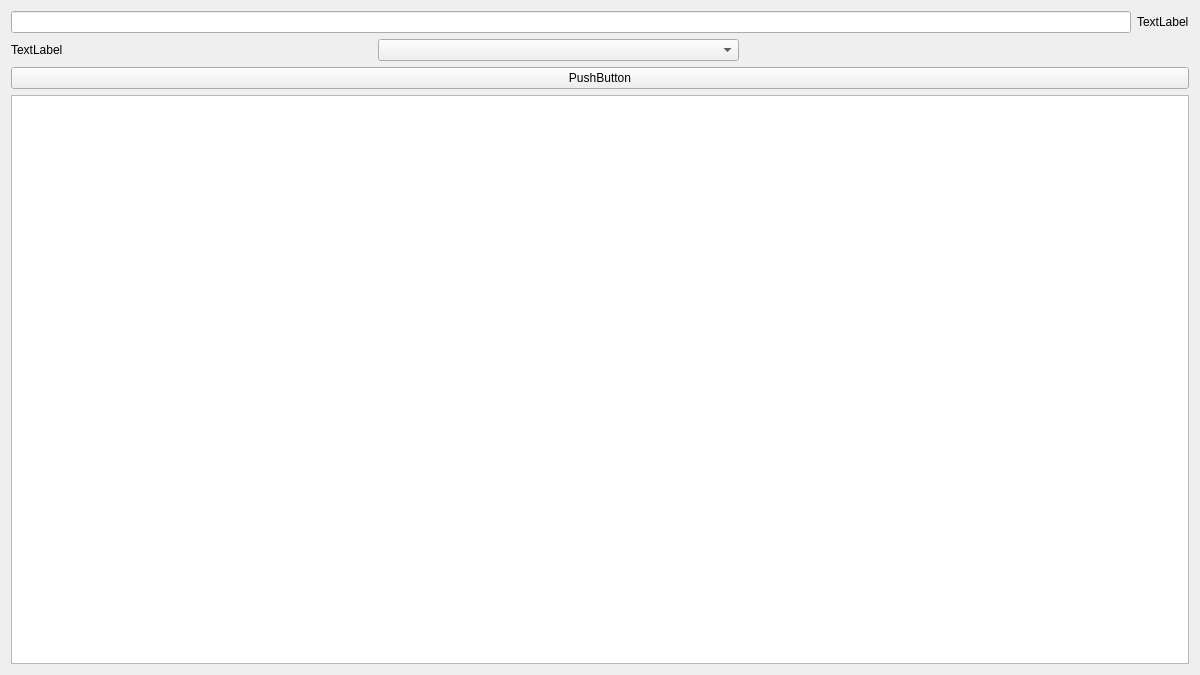
This is src/gui/categories/categories_widget.ui in nqthinh2512/oop-8-project as Qt 5 draws it before an edit. The edited form follows.
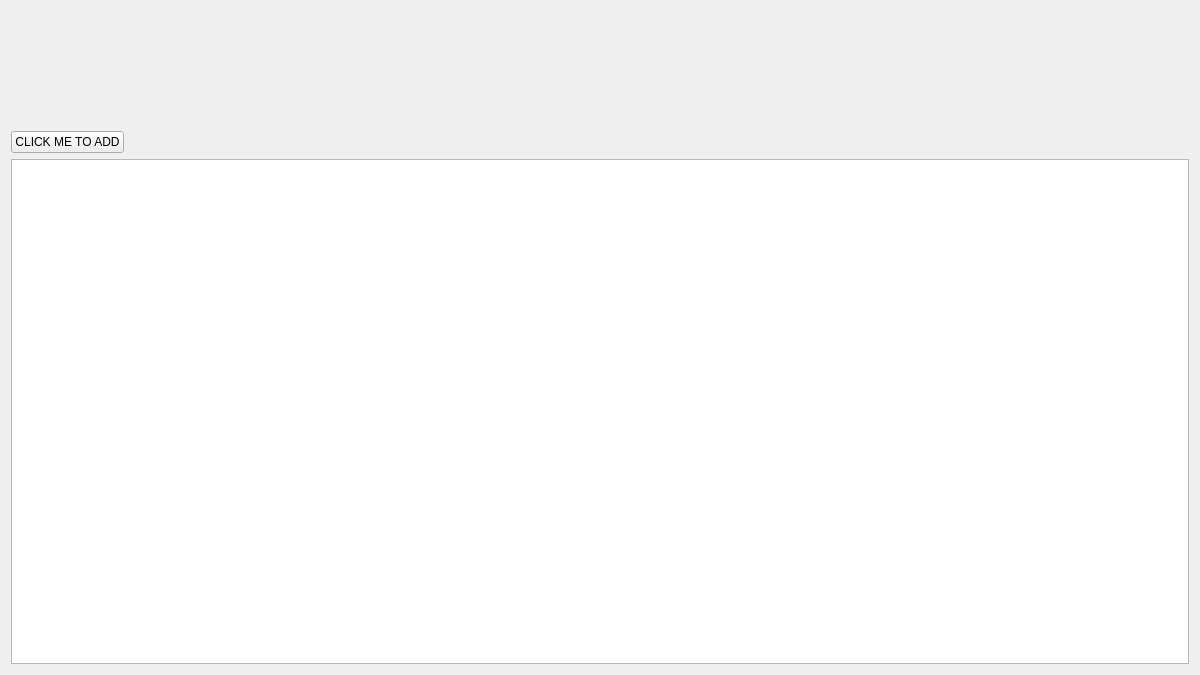
This is the edited form.

Commit message: Category now has list and adding feature

The edit to the form file:
```diff
--- a/src/gui/categories/categories_widget.ui
+++ b/src/gui/categories/categories_widget.ui
@@ -15,67 +15,30 @@
   </property>
   <layout class="QVBoxLayout" name="verticalLayout">
    <item>
-    <layout class="QHBoxLayout" name="horizontalLayout">
-     <item>
-      <widget class="QLineEdit" name="txtCategoryName">
-       <property name="font">
-        <font>
-         <pointsize>9</pointsize>
-        </font>
-       </property>
-       <property name="text">
-        <string/>
-       </property>
-      </widget>
-     </item>
-     <item>
-      <widget class="QLabel" name="label">
-       <property name="text">
-        <string>TextLabel</string>
-       </property>
-      </widget>
-     </item>
-    </layout>
-   </item>
-   <item>
-    <layout class="QHBoxLayout" name="horizontalLayout_2">
-     <item>
-      <widget class="QLabel" name="label_2">
-       <property name="text">
-        <string>TextLabel</string>
-       </property>
-      </widget>
-     </item>
-     <item>
-      <widget class="QComboBox" name="comboBox"/>
-     </item>
-     <item>
-      <spacer name="horizontalSpacer">
+    <spacer name="verticalSpacer">
        <property name="orientation">
-        <enum>Qt::Orientation::Horizontal</enum>
+      <enum>Qt::Orientation::Vertical</enum>
        </property>
        <property name="sizeType">
-        <enum>QSizePolicy::Policy::Preferred</enum>
+      <enum>QSizePolicy::Policy::Fixed</enum>
        </property>
        <property name="sizeHint" stdset="0">
         <size>
-         <width>450</width>
-         <height>20</height>
+       <width>20</width>
+       <height>120</height>
         </size>
        </property>
       </spacer>
      </item>
-    </layout>
-   </item>
-   <item>
+   <item alignment="Qt::AlignmentFlag::AlignLeft">
     <widget class="QPushButton" name="pushButton">
      <property name="text">
-      <string>PushButton</string>
+      <string>CLICK ME TO ADD</string>
      </property>
     </widget>
    </item>
    <item>
-    <widget class="QListWidget" name="listWidget"/>
+    <widget class="QTableWidget" name="tableWidget"/>
    </item>
   </layout>
  </widget>
```
Lines whose indentation alone changed are shown as unchanged. The commit also changes 13 other files.
